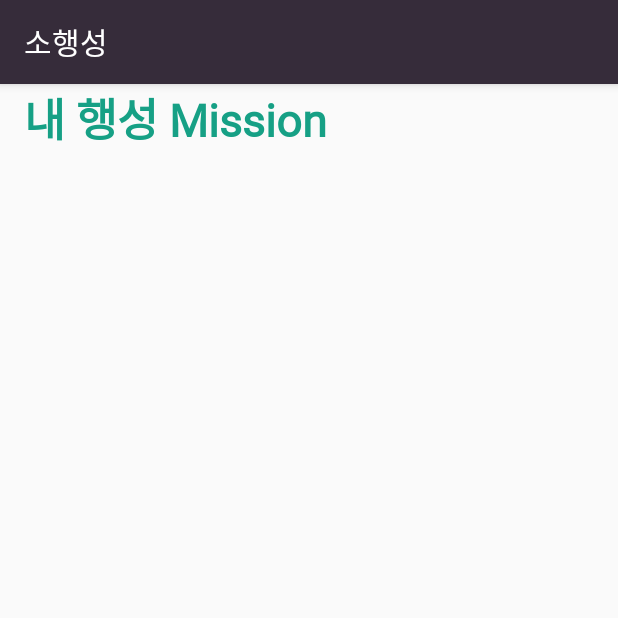
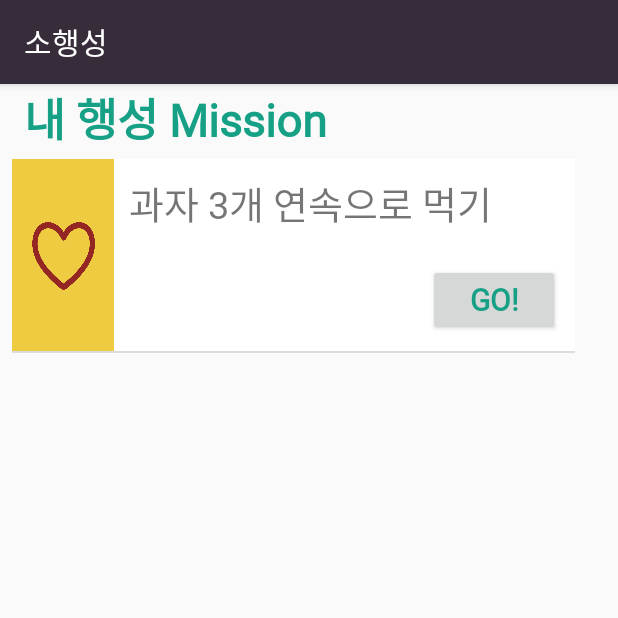
Before and after one commit to HappyAndroid16/Happy, an Android app: the fragment ThreeFragment shown on its own in the app's theme, on a phone screen of 412 x 824 dp, the top half of it. Run offline under Robolectric (Android 15) with nearby library versions, the phone set to English and light mode, and no system bars; our stand-ins replace Firebase (no records; nobody signed in at launch, a user with empty details on screens opened directly).

Commit message:
리스트뷰 버튼클릭 연동 성공(#15-1)

```diff
--- a/Planet/app/src/main/java/com/example/jihu02/planet/ChatActivity.java
+++ b/Planet/app/src/main/java/com/example/jihu02/planet/ChatActivity.java
@@ -37,7 +37,7 @@ public class ChatActivity extends AppCompatActivity implements View.OnClickListe
         initValues();
     }
     private void initValues(){
-        userName = "Guest"+new Random().nextInt(5000);
+        userName = "행성지킴이"+new Random().nextInt(5000);
     }
 
     private void initView() {
--- a/Planet/app/src/main/java/com/example/jihu02/planet/HomeActivity.java
+++ b/Planet/app/src/main/java/com/example/jihu02/planet/HomeActivity.java
@@ -46,6 +46,9 @@ public class HomeActivity extends AppCompatActivity{
         slideBtn = findViewById(R.id.slidebtn);
         username_textview = findViewById(R.id.username_textview);
 
+        SharedPreferences pref = getSharedPreferences("Join", MODE_PRIVATE);
+        username_textview.setText(pref.getString("이름",""));
+
         //mPhotoUrl = mFirebaseUser.getPhotoUrl().toString();
         setViewPager();
         setTabLayout();
@@ -69,8 +72,7 @@ public class HomeActivity extends AppCompatActivity{
         //TextView usernameTextView = (TextView) findViewById(R.id.username_textview);
         //usernameTextView.setText(mUsername);
 
-        SharedPreferences pref = getSharedPreferences("Join", MODE_PRIVATE);
-        username_textview.setText(pref.getString("이름",""));
+
 
     }
     public void onSlideClicked(View view) {
--- a/Planet/app/src/main/java/com/example/jihu02/planet/ThreeFragment.java
+++ b/Planet/app/src/main/java/com/example/jihu02/planet/ThreeFragment.java
@@ -4,11 +4,43 @@ import android.os.Bundle;
 import android.support.annotation.NonNull;
 import android.support.annotation.Nullable;
 import android.support.v4.app.Fragment;
+import android.support.v4.app.ListFragment;
 import android.view.LayoutInflater;
 import android.view.View;
 import android.view.ViewGroup;
+import android.widget.ArrayAdapter;
+import android.widget.BaseAdapter;
+import android.widget.Button;
+import android.widget.ListView;
 
-public class ThreeFragment extends Fragment {
+import com.google.firebase.database.ChildEventListener;
+import com.google.firebase.database.DataSnapshot;
+import com.google.firebase.database.DatabaseError;
+import com.google.firebase.database.DatabaseReference;
+import com.google.firebase.database.FirebaseDatabase;
+import com.google.firebase.database.ValueEventListener;
+
+import java.util.ArrayList;
+import java.util.List;
+
+
+public class ThreeFragment extends ListFragment {
+
+    private FirebaseDatabase mDatabase;
+    private DatabaseReference mReference;
+    private ChildEventListener mChild;
+
+
+    FirebaseDatabase firebaseDatabase = FirebaseDatabase.getInstance();
+    DatabaseReference databaseReference = firebaseDatabase.getReference();
+
+
+    ListView listView;
+    MissionAdapter missionAdapter;
+    String Getmission;
+    private ArrayAdapter<String> adapter;
+    List<Object> Array = new ArrayList<Object>();
+
     @Nullable
 
     @Override
@@ -17,4 +49,127 @@ public class ThreeFragment extends Fragment {
 
         return view;
     }
+
+    @Override
+    public void onViewCreated(@NonNull View view, @Nullable Bundle savedInstanceState) {
+        super.onViewCreated(view, savedInstanceState);
+
+        listView = (ListView) this.getListView().findViewById(android.R.id.list);
+        // 어댑터 생성
+        missionAdapter = new MissionAdapter();
+        // 어댑터 통해서 아이템들을 추가
+        missionAdapter.addItem(new ListItem("과자 3개 연속으로 먹기", "", 0));
+        // 리스트뷰에 어댑터 설정
+        listView.setAdapter(missionAdapter);
+        missionAdapter.notifyDataSetChanged();
+
+        initDatabase();
+       /* if(getArguments() !=null){
+            Getmission = getArguments().getString("pushMission");
+            Array.add(Getmission);
+            missionAdapter.addItem(new ListItem(Getmission,"",1));
+
+            missionAdapter.notifyDataSetChanged();
+            listView.setSelection(missionAdapter.getCount()-1);
+
+        }*/
+
+
+        mReference = mDatabase.getReference("Mission2");
+        mReference.addValueEventListener(new ValueEventListener() {
+            @Override
+            public void onDataChange(DataSnapshot dataSnapshot) {
+                //adapter.clear();
+
+                for(DataSnapshot messageData : dataSnapshot.getChildren()){
+                    String str = messageData.getValue().toString();
+                    Array.add(str);
+                    missionAdapter.addItem(new ListItem(str,"",1));
+                }
+                missionAdapter.notifyDataSetChanged();
+                listView.setSelection(missionAdapter.getCount()-1);
+            }
+
+            @Override
+            public void onCancelled(DatabaseError databaseError) {
+
+            }
+        });
+    }
+
+    private void initDatabase() {
+
+        mDatabase = FirebaseDatabase.getInstance();
+
+        mReference = mDatabase.getReference("log2");
+        mReference.child("log2").setValue("check");
+
+        mChild = new ChildEventListener() {
+
+            @Override
+            public void onChildAdded(DataSnapshot dataSnapshot, String s) {
+
+            }
+
+            @Override
+            public void onChildChanged(DataSnapshot dataSnapshot, String s) {
+
+            }
+
+            @Override
+            public void onChildRemoved(DataSnapshot dataSnapshot) {
+
+            }
+
+            @Override
+            public void onChildMoved(DataSnapshot dataSnapshot, String s) {
+            }
+
+            @Override
+            public void onCancelled(DatabaseError databaseError) {
+
+            }
+        };
+        mReference.addChildEventListener(mChild);
+    }
+
+    @Override
+    public void onDestroy() {
+        super.onDestroy();
+        mReference.removeEventListener(mChild);
+    }
+
+    class MissionAdapter extends BaseAdapter {
+        ArrayList<ListItem> items = new ArrayList<ListItem>();
+
+        @Override
+        public int getCount() {
+            return items.size();
+        }
+
+        @Override
+        public Object getItem(int position) {
+            return items.get(position);
+        }
+
+        @Override
+        public long getItemId(int position) {
+            return position;
+        }
+
+        public void addItem(ListItem item) {
+            items.add(item);
+        }
+
+        @Override // ******중요*******
+        public View getView(int position, View convertView, ViewGroup parent) {
+            listItemView view = new listItemView(getContext());
+
+            ListItem item = items.get(position);
+            view.setTextMission(item.getText());
+            view.setTextMissions(item.getStext());
+            return view;
+        }
+
+    }
 }
--- a/Planet/app/src/main/res/layout/list_item.xml
+++ b/Planet/app/src/main/res/layout/list_item.xml
@@ -40,13 +40,11 @@
             android:layout_width="wrap_content"
             android:layout_height="wrap_content"
             android:layout_gravity="right"
+            android:fontFamily="@font/the_oegyeinseolmyeongseo"
             android:text="Go!"
-            android:onClick="onGoListener"
-            android:fontFamily="@font/the_oegyeinseolmyeongseo"
             android:textColor="#16a085"
             android:textSize="20sp"
-            android:textStyle="bold"
-            />
+            android:textStyle="bold" />
 
     </LinearLayout>
 </LinearLayout>
```
Also changed, not shown: Planet/app/src/main/java/com/example/jihu02/planet/OneFragment.java (+33 -1 lines), Planet/app/src/main/res/layout/activity_home.xml (+5 -5 lines), Planet/app/src/main/res/drawable/gobb.png (added).
